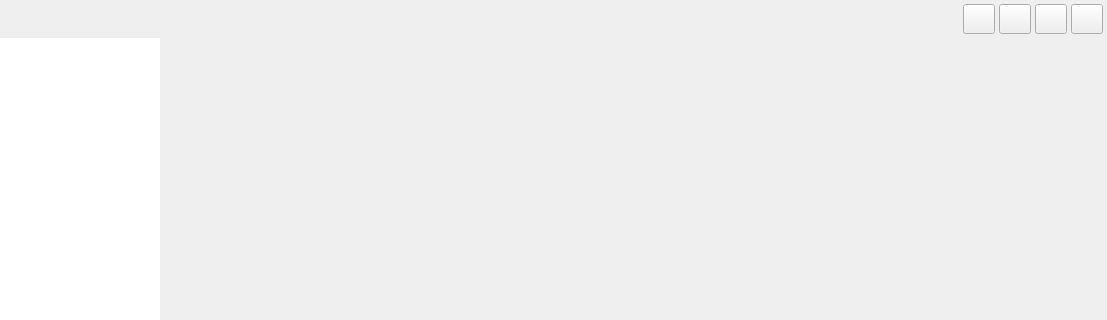
zhangyebai/RedisNavicat, file src/mainwindow.ui: the form before one commit; both pictures show x 93 to 1200 and y 0 to 320 of the 1200 by 800 pixel window.
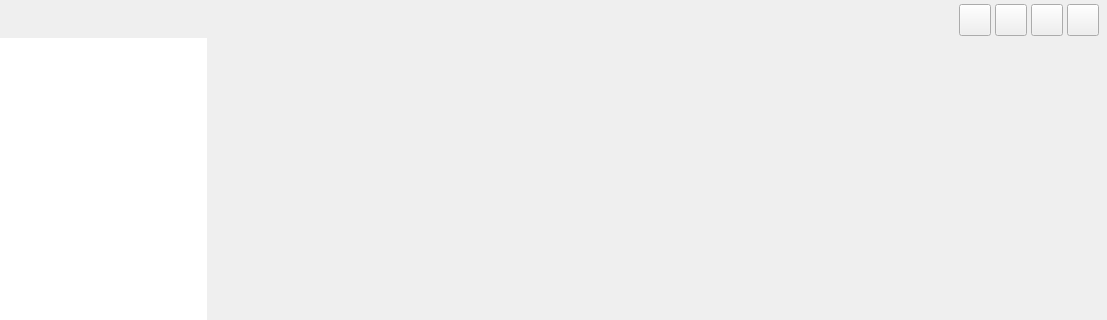
The form after the commit.

Diff of the .ui file:
```diff
--- a/src/mainwindow.ui
+++ b/src/mainwindow.ui
@@ -22,7 +22,7 @@
    <string notr="true"/>
   </property>
   <widget class="QWidget" name="centralWidget">
-   <layout class="QHBoxLayout" name="horizontalLayout" stretch="1,3,15">
+   <layout class="QHBoxLayout" name="horizontalLayout" stretch="1,3,12">
     <property name="spacing">
      <number>0</number>
     </property>
@@ -69,10 +69,25 @@
       </property>
       <item>
        <widget class="QWidget" name="topWnd" native="true">
+        <property name="sizePolicy">
+         <sizepolicy hsizetype="Preferred" vsizetype="Preferred">
+          <horstretch>0</horstretch>
+          <verstretch>0</verstretch>
+         </sizepolicy>
+        </property>
+        <property name="minimumSize">
+         <size>
+          <width>0</width>
+          <height>40</height>
+         </size>
+        </property>
         <layout class="QHBoxLayout" name="horizontalLayout_3">
          <property name="spacing">
           <number>4</number>
          </property>
+         <property name="sizeConstraint">
+          <enum>QLayout::SetDefaultConstraint</enum>
+         </property>
          <property name="leftMargin">
           <number>4</number>
          </property>
@@ -80,7 +95,7 @@
           <number>4</number>
          </property>
          <property name="rightMargin">
-          <number>4</number>
+          <number>8</number>
          </property>
          <property name="bottomMargin">
           <number>4</number>
@@ -106,6 +121,12 @@
              <verstretch>32</verstretch>
             </sizepolicy>
            </property>
+           <property name="minimumSize">
+            <size>
+             <width>32</width>
+             <height>32</height>
+            </size>
+           </property>
            <property name="maximumSize">
             <size>
              <width>32</width>
@@ -125,6 +146,12 @@
              <verstretch>32</verstretch>
             </sizepolicy>
            </property>
+           <property name="minimumSize">
+            <size>
+             <width>32</width>
+             <height>32</height>
+            </size>
+           </property>
            <property name="maximumSize">
             <size>
              <width>32</width>
@@ -144,6 +171,12 @@
              <verstretch>32</verstretch>
             </sizepolicy>
            </property>
+           <property name="minimumSize">
+            <size>
+             <width>32</width>
+             <height>32</height>
+            </size>
+           </property>
            <property name="maximumSize">
             <size>
              <width>32</width>
@@ -163,6 +196,12 @@
              <verstretch>32</verstretch>
             </sizepolicy>
            </property>
+           <property name="minimumSize">
+            <size>
+             <width>32</width>
+             <height>32</height>
+            </size>
+           </property>
            <property name="maximumSize">
             <size>
              <width>32</width>
@@ -172,6 +211,9 @@
            <property name="text">
             <string/>
            </property>
+           <property name="flat">
+            <bool>false</bool>
+           </property>
           </widget>
          </item>
         </layout>
```
